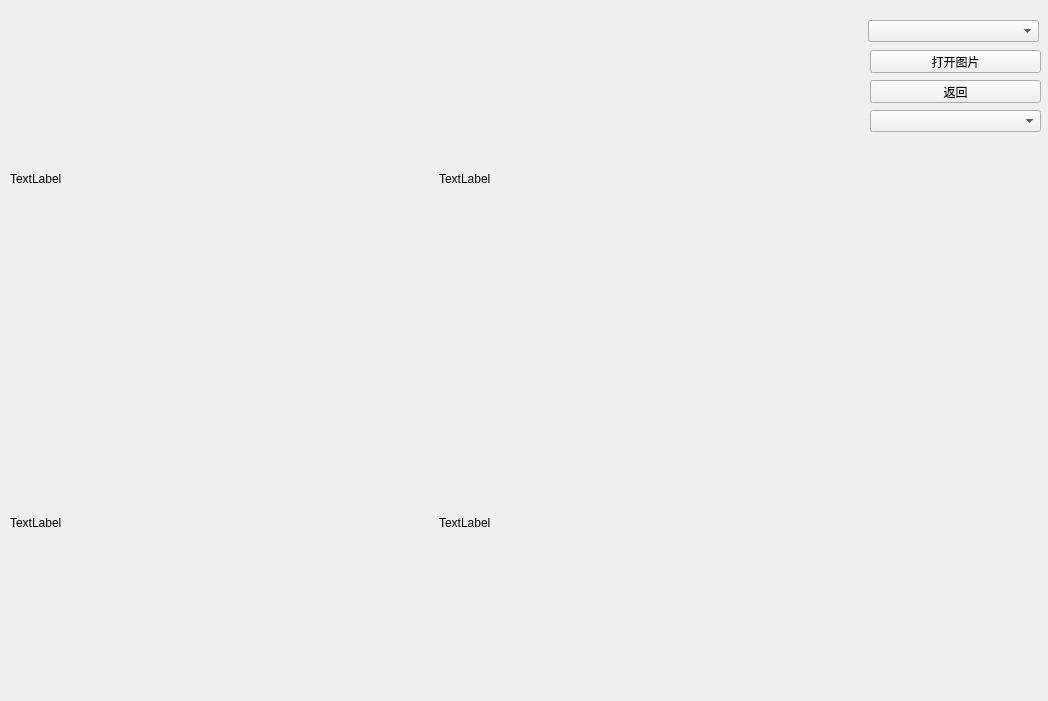
Qt form histogram/histogramtool.ui (Wangyabin-sss/OpencvUsefulTool) before a commit.
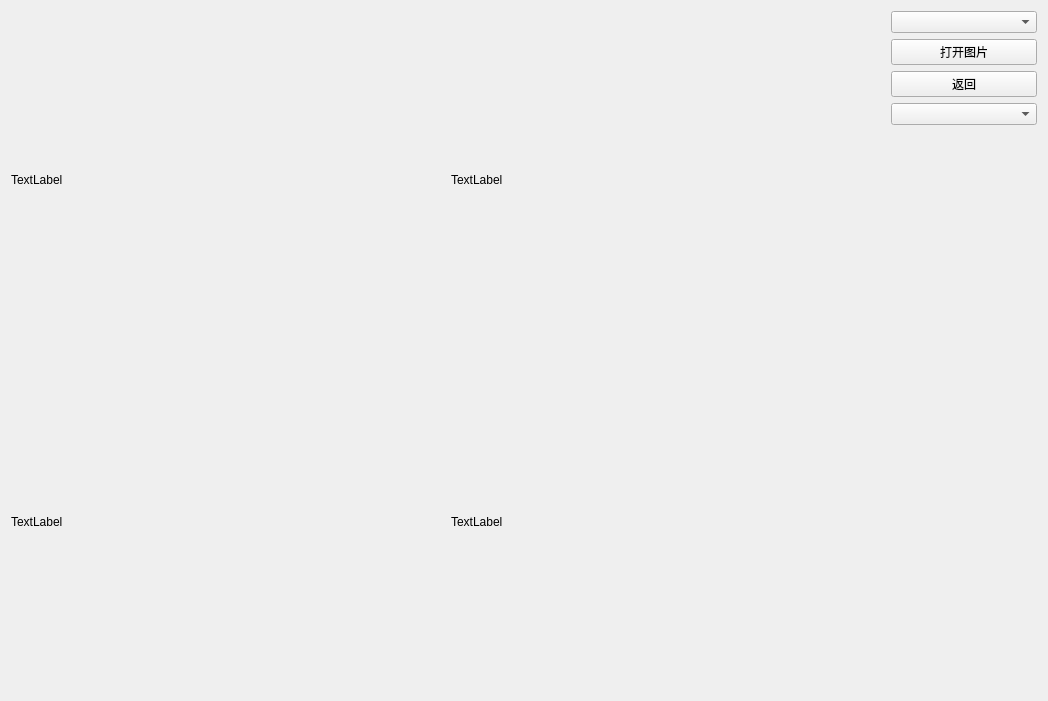
The same form after that commit.

The edit to the form file:
```diff
--- a/histogram/histogramtool.ui
+++ b/histogram/histogramtool.ui
@@ -13,61 +13,10 @@
   <property name="windowTitle">
    <string>Form</string>
   </property>
-  <widget class="QPushButton" name="pushButton">
-   <property name="geometry">
-    <rect>
-     <x>870</x>
-     <y>80</y>
-     <width>171</width>
-     <height>23</height>
-    </rect>
-   </property>
-   <property name="text">
-    <string>返回</string>
-   </property>
-  </widget>
-  <widget class="QPushButton" name="pushButton_2">
-   <property name="geometry">
-    <rect>
-     <x>870</x>
-     <y>50</y>
-     <width>171</width>
-     <height>23</height>
-    </rect>
-   </property>
-   <property name="text">
-    <string>打开图片</string>
-   </property>
-  </widget>
-  <widget class="QComboBox" name="comboBox">
-   <property name="geometry">
-    <rect>
-     <x>868</x>
-     <y>20</y>
-     <width>171</width>
-     <height>22</height>
-    </rect>
-   </property>
-  </widget>
-  <widget class="QComboBox" name="comboBox_2">
-   <property name="geometry">
-    <rect>
-     <x>870</x>
-     <y>110</y>
-     <width>171</width>
-     <height>22</height>
-    </rect>
-   </property>
-  </widget>
-  <widget class="QWidget" name="">
-   <property name="geometry">
-    <rect>
-     <x>10</x>
-     <y>10</y>
-     <width>851</width>
-     <height>681</height>
-    </rect>
-   </property>
+  <layout class="QGridLayout" name="gridLayout_2">
+   <item row="0" column="0">
+    <layout class="QHBoxLayout" name="horizontalLayout" stretch="6,1">
+     <item>
    <layout class="QGridLayout" name="gridLayout">
     <item row="0" column="0">
      <widget class="QLabel" name="label_1">
@@ -98,7 +47,47 @@
      </widget>
     </item>
    </layout>
-  </widget>
+     </item>
+     <item>
+      <layout class="QVBoxLayout" name="verticalLayout">
+       <item>
+        <widget class="QComboBox" name="comboBox"/>
+       </item>
+       <item>
+        <widget class="QPushButton" name="pushButton_2">
+         <property name="text">
+          <string>打开图片</string>
+         </property>
+        </widget>
+       </item>
+       <item>
+        <widget class="QPushButton" name="pushButton">
+         <property name="text">
+          <string>返回</string>
+         </property>
+        </widget>
+       </item>
+       <item>
+        <widget class="QComboBox" name="comboBox_2"/>
+       </item>
+       <item>
+        <spacer name="verticalSpacer">
+         <property name="orientation">
+          <enum>Qt::Vertical</enum>
+         </property>
+         <property name="sizeHint" stdset="0">
+          <size>
+           <width>20</width>
+           <height>40</height>
+          </size>
+         </property>
+        </spacer>
+       </item>
+      </layout>
+     </item>
+    </layout>
+   </item>
+  </layout>
  </widget>
  <resources/>
  <connections/>
```
Lines whose indentation alone changed are shown as unchanged.
